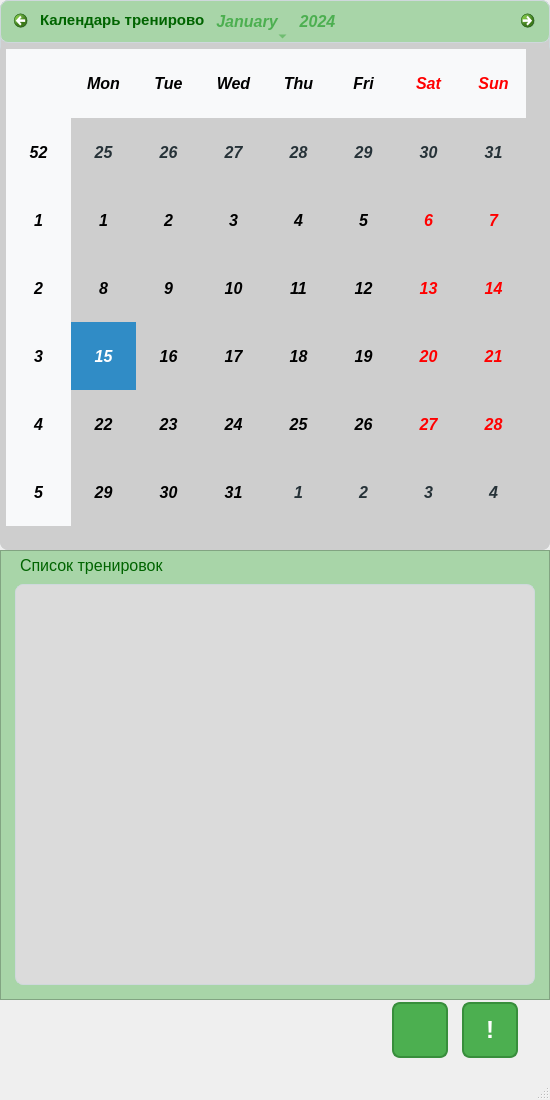
Old version of the form mainwindow.ui in the repository Hiro-mantich/sigma-boy.
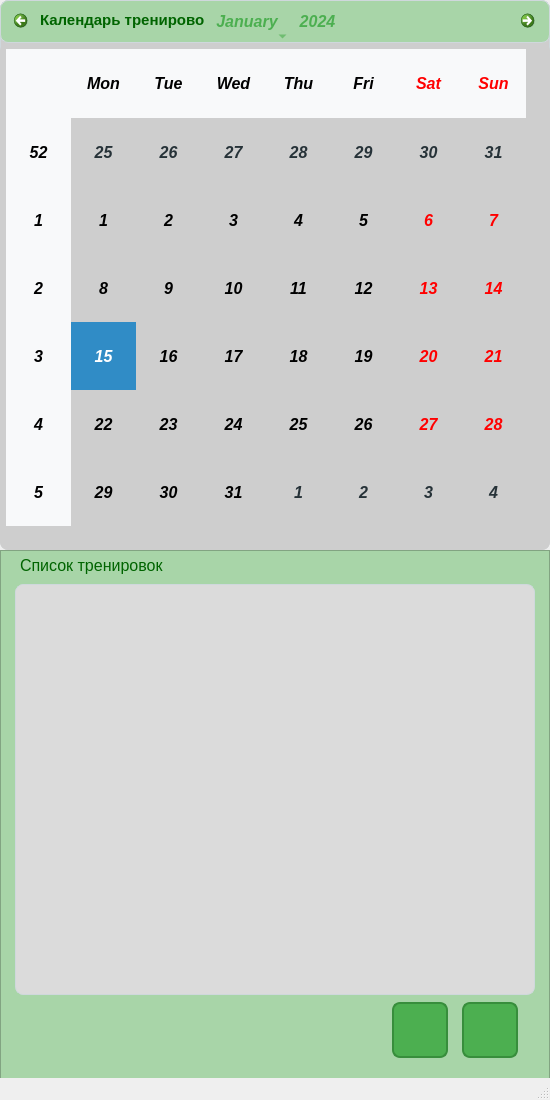
New version of the form. Icons and pictures are not drawn.

```diff
--- a/mainwindow.ui
+++ b/mainwindow.ui
@@ -19,6 +19,9 @@
   <property name="windowTitle">
    <string>MainWindow</string>
   </property>
+  <property name="tabShape">
+   <enum>QTabWidget::TabShape::Rounded</enum>
+  </property>
   <widget class="QWidget" name="centralwidget">
    <widget class="QFrame" name="frameCalendat">
     <property name="geometry">
@@ -230,7 +233,7 @@
       <x>0</x>
       <y>550</y>
       <width>550</width>
-      <height>450</height>
+      <height>531</height>
      </rect>
     </property>
     <property name="styleSheet">
@@ -250,7 +253,7 @@
        <x>15</x>
        <y>34</y>
        <width>520</width>
-       <height>401</height>
+       <height>411</height>
       </rect>
      </property>
      <property name="styleSheet">
@@ -319,7 +322,12 @@
     background-color: #0288D1;
     color: white;
     transform: translateY(1px);
-}</string>
+}
+
+
+ QScrollBar:horizontal { height: 0px; }
+  
+</string>
      </property>
     </widget>
     <widget class="QLabel" name="label_2">
@@ -444,11 +452,15 @@
 }</string>
     </property>
     <property name="text">
-     <string>!</string>
+     <string/>
+    </property>
+    <property name="icon">
+     <iconset>
+      <normaloff>icons/icons8-accomplishments-68.png</normaloff>icons/icons8-accomplishments-68.png</iconset>
     </property>
     <property name="iconSize">
      <size>
-      <width>60</width>
+      <width>50</width>
       <height>60</height>
      </size>
     </property>
```
Left out of the diff: 6 changed lines with no effect on the pictures.
